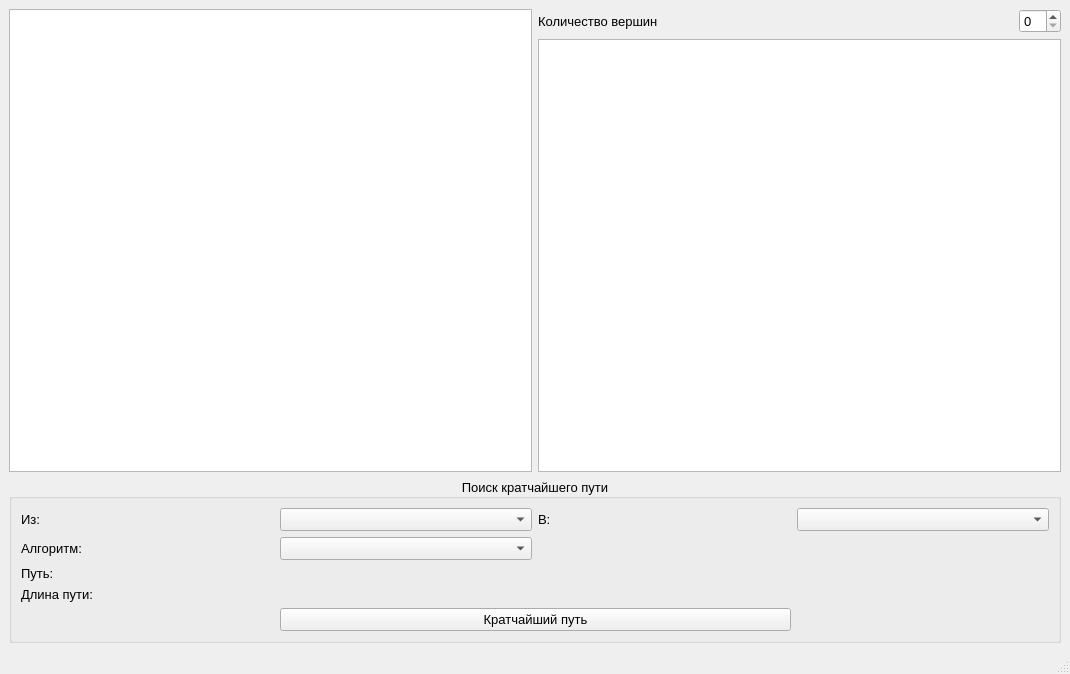
Qt form mainwindow.ui (DarkSunGwendolyn/AlgorithmModel) before a commit.
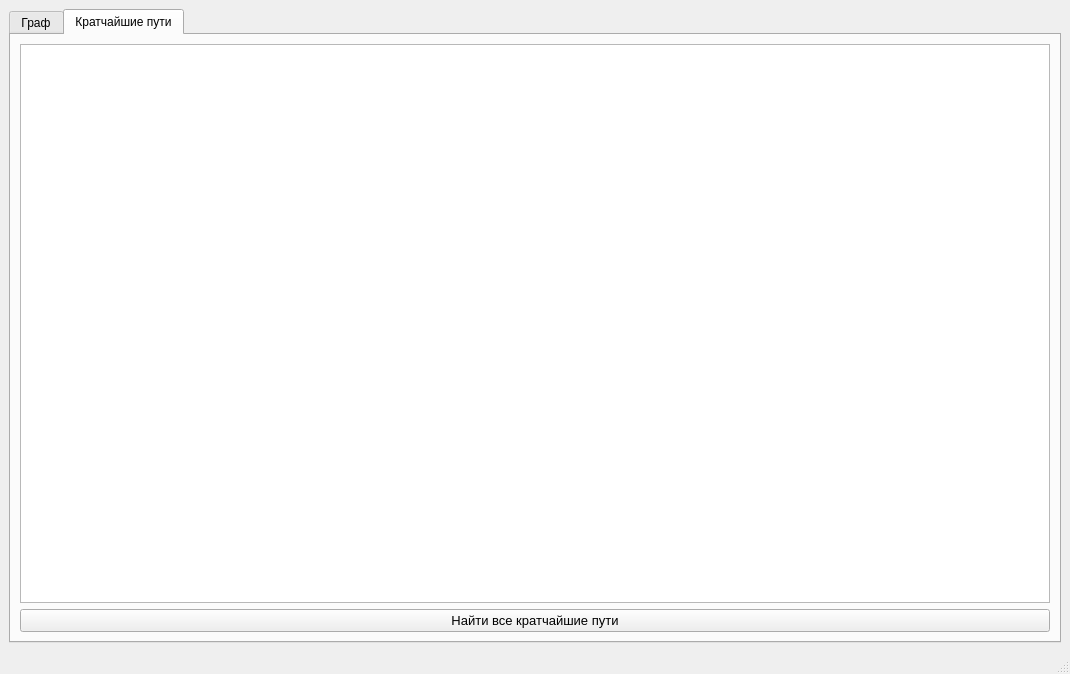
The same form after that commit. Custom widgets are drawn as their Qt base class.

Commit message: Add tabbed interface and shortest paths table

The edit to the form file:
```diff
--- a/mainwindow.ui
+++ b/mainwindow.ui
@@ -14,6 +14,18 @@
    <string>Вычислительная сеть</string>
   </property>
   <widget class="QWidget" name="centralwidget">
+   <layout class="QVBoxLayout" name="verticalLayout_4">
+    <item>
+     <widget class="QTabWidget" name="tabWidget">
+      <property name="currentIndex">
+       <number>1</number>
+      </property>
+      <widget class="QWidget" name="graphTab">
+       <attribute name="title">
+        <string>Граф</string>
+       </attribute>
+       <layout class="QVBoxLayout" name="verticalLayout_3">
+        <item>
    <layout class="QVBoxLayout" name="verticalLayout_2">
     <item>
      <layout class="QHBoxLayout" name="horizontalLayout">
@@ -159,6 +171,34 @@
      </widget>
     </item>
    </layout>
+        </item>
+       </layout>
+      </widget>
+      <widget class="QWidget" name="shortestPathsTab">
+       <attribute name="title">
+        <string>Кратчайшие пути</string>
+       </attribute>
+       <layout class="QVBoxLayout" name="verticalLayout_5">
+        <item>
+         <widget class="PathWidget" name="pathWidget"/>
+        </item>
+        <item>
+         <widget class="QPushButton" name="findShortestPathsButton">
+          <property name="font">
+           <font>
+            <pointsize>10</pointsize>
+           </font>
+          </property>
+          <property name="text">
+           <string>Найти все кратчайшие пути</string>
+          </property>
+         </widget>
+        </item>
+       </layout>
+      </widget>
+     </widget>
+    </item>
+   </layout>
   </widget>
   <widget class="QMenuBar" name="menubar">
    <property name="geometry">
@@ -183,6 +223,11 @@
    <extends>QTableWidget</extends>
    <header>matrixWidget.h</header>
   </customwidget>
+  <customwidget>
+   <class>PathWidget</class>
+   <extends>QTableWidget</extends>
+   <header>pathWidget.h</header>
+  </customwidget>
  </customwidgets>
  <resources/>
  <connections/>
```
Lines whose indentation alone changed are shown as unchanged. The commit also changes 9 other files.
